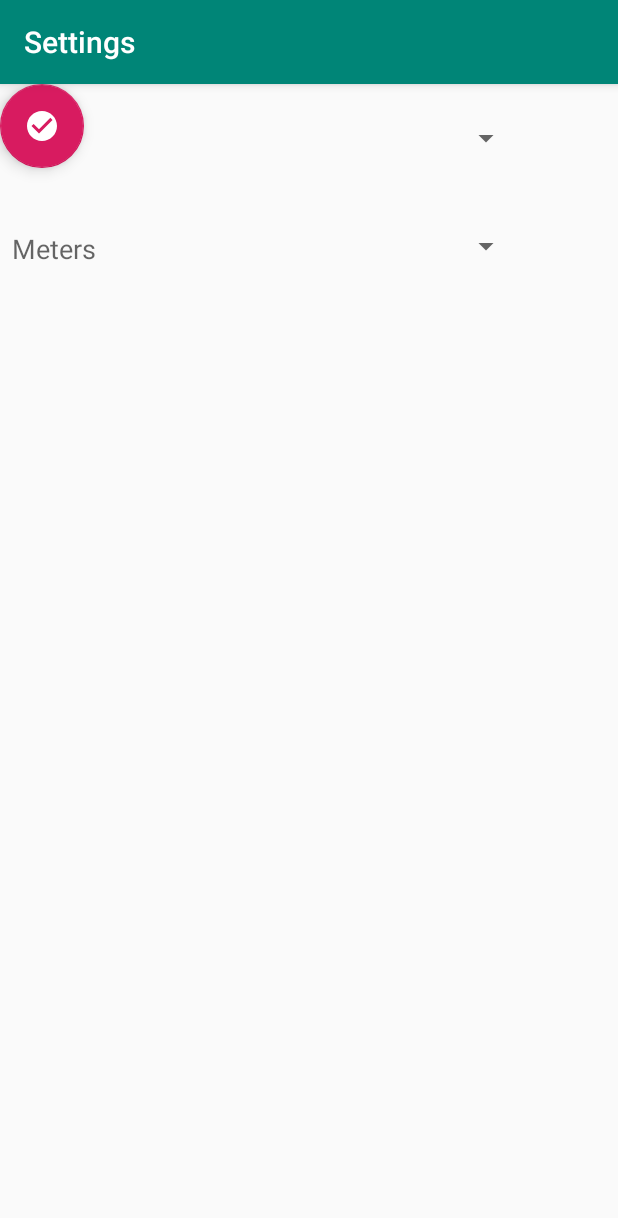
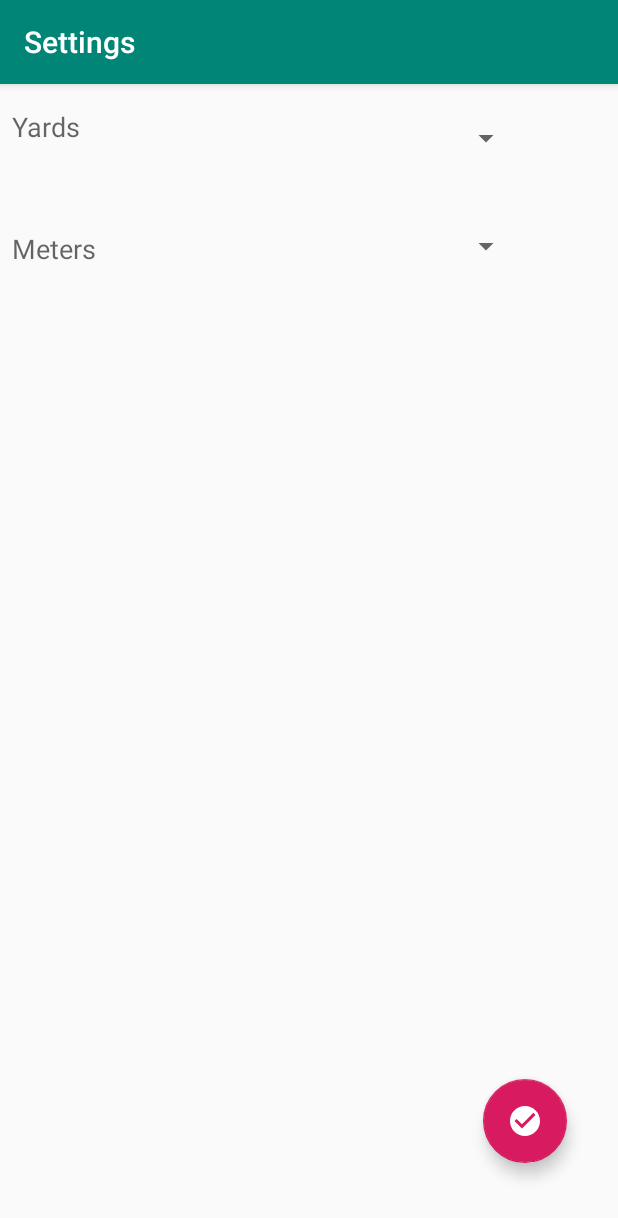
Before and after one commit to lundjrl/Conversion-Calculator, an Android app: the Settings screen opened directly, with no data from a screen before it, on a phone screen of 412 x 824 dp. Shown: the top 1218 px of the screen. Run offline under Robolectric (Android 15) with nearby library versions, the phone set to English and light mode, and no system bars.

Commit message:
Added nav stuff

```diff
--- a/app/src/main/res/layout/content_settings.xml
+++ b/app/src/main/res/layout/content_settings.xml
@@ -54,7 +54,11 @@
     android:layout_height="wrap_content"
     android:clickable="true"
     android:focusable="true"
-    app:srcCompat="@drawable/ic_check_circle_black_24dp"
-    tools:layout_editor_absoluteX="325dp"
-    tools:layout_editor_absoluteY="520dp" />
+    app:layout_constraintBottom_toBottomOf="parent"
+    app:layout_constraintEnd_toEndOf="parent"
+    app:layout_constraintHorizontal_bias="0.904"
+    app:layout_constraintStart_toStartOf="parent"
+    app:layout_constraintTop_toTopOf="parent"
+    app:layout_constraintVertical_bias="0.932"
+    app:srcCompat="@drawable/ic_check_circle_black_24dp" />
 </androidx.constraintlayout.widget.ConstraintLayout>
```
